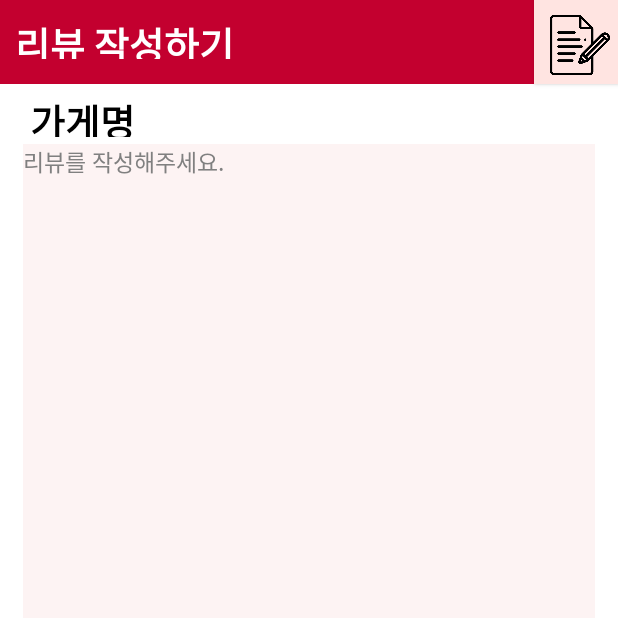
After one commit to Sucheolishin/project1, an Android app: the WriteActivity screen opened directly, with no data from a screen before it, on a phone screen of 412 x 824 dp, the top half of it. The commit adds this screen. Run offline under Robolectric (Android 15) with nearby library versions, the phone set to English and light mode, and no system bars.

Commit message:
review write, map marker added, connections

```diff
--- a/please/app/src/main/AndroidManifest.xml
+++ b/please/app/src/main/AndroidManifest.xml
@@ -39,6 +39,7 @@
         <activity android:name=".NoticeActivity"/>
         <activity android:name=".ReviewActivity"/>
         <activity android:name=".PickActivity"/>
+        <activity android:name=".WriteActivity"/>
         <meta-data android:name="com.kakao.sdk.AppKey"
             android:value="9a28aaeb10e93882b5c7d493e00c2905"/>
     </application>
--- a/please/app/src/main/java/com/chobo/please/LoginActivity.java
+++ b/please/app/src/main/java/com/chobo/please/LoginActivity.java
@@ -72,6 +72,7 @@ public class LoginActivity extends Activity {
                     // 로그인 하면서 사용자 정보 넘기기
                     intent.putExtra("userID", userid);
                     intent.putExtra("userPassword", userPassword);
+                    finish();
                     startActivity(intent);
                 }
                 else{
@@ -85,6 +86,7 @@ public class LoginActivity extends Activity {
             public void onClick(View view) {
                 Intent intent = new Intent(getApplicationContext(),RegisterActivity.class);
                 startActivity(intent);
+                finish();
             }
         });
     }
--- a/please/app/src/main/java/com/chobo/please/UserAPI.java
+++ b/please/app/src/main/java/com/chobo/please/UserAPI.java
@@ -3,6 +3,7 @@ package com.chobo.please;
 import retrofit2.Call;
 import retrofit2.http.Body;
 
+import retrofit2.http.GET;
 import retrofit2.http.POST;
 import retrofit2.http.PUT;
 import retrofit2.http.Path;
@@ -12,6 +13,6 @@ public interface UserAPI {
     Call<Boolean> register(@Body User user);      //해당 API는 바디가 필요함. 바디를 넣어주어야 한다고 인지시켜줌
     @PUT("/user/register/{id}/{password}/{name}")
     Call<Boolean> insertUser(@Path("id")String id,@Path("password")String password, @Path("name")String name);
-    @POST("/user/names")
-    Call<String> names(@Body User user);
+    @GET("/user/getUserName/{id}")
+    Call<String> getUserName(@Path("id")String id);
 }
--- /dev/null
+++ b/please/app/src/main/java/com/chobo/please/WriteActivity.java
@@ -0,0 +1,16 @@
+package com.chobo.please;
+
+import android.app.Activity;
+import android.os.Bundle;
+import android.widget.TextView;
+
+public class WriteActivity extends Activity {
+    @Override
+    protected void onCreate(Bundle savedInstanceState) {
+        super.onCreate(savedInstanceState);
+        setContentView(R.layout.activity_write);
+
+    /*    TextView shopName = findViewById(R.id.post_text);*/
+    /*    shopName.setText(getIntent().getStringExtra("postName"));*/
+    }
+}
--- /dev/null
+++ b/please/app/src/main/res/layout/activity_write.xml
@@ -0,0 +1,89 @@
+<?xml version="1.0" encoding="utf-8"?>
+<!-- 마이페이지 -->
+<RelativeLayout
+    xmlns:android="http://schemas.android.com/apk/res/android"
+    android:id="@+id/write"
+    android:layout_width="match_parent"
+    android:layout_height="match_parent"
+    android:clipToOutline="true"
+    android:background="@drawable/layout">
+    <!-- upper_bar -->
+    <View
+        android:id="@+id/upper_bar4"
+        android:layout_width="match_parent"
+        android:layout_height="56dp"
+        android:layout_alignParentLeft="true"
+        android:layout_alignParentTop="true"
+        android:layout_alignParentRight="true"
+        android:layout_marginTop="0dp"
+        android:background="@drawable/upper_bar" />
+    <!-- upper_text -->
+    <TextView
+        android:id="@+id/upper_text4"
+        android:layout_width="match_parent"
+        android:layout_height="29dp"
+        android:layout_alignParentLeft="true"
+        android:layout_alignParentTop="true"
+        android:layout_marginTop="10dp"
+        android:layout_marginLeft="10dp"
+        android:gravity="center|left"
+        android:text="리뷰 작성하기"
+        android:textAppearance="@style/mainpage"
+        android:textStyle="bold"/>
+
+    <TextView
+        android:id="@+id/post_text"
+        android:layout_width="match_parent"
+        android:layout_height="30dp"
+        android:layout_alignParentLeft="true"
+        android:layout_alignParentTop="true"
+        android:layout_marginLeft="20dp"
+        android:layout_marginTop="61dp"
+        android:gravity="left"
+        android:text="가게명"
+        android:textAppearance="@style/ntask1name"
+        android:textStyle="bold" />
+
+    <EditText
+        android:id="@+id/review_text"
+        android:layout_width="match_parent"
+        android:layout_height="match_parent"
+        android:layout_alignParentLeft="true"
+        android:layout_alignParentTop="true"
+        android:layout_marginLeft="15dp"
+        android:layout_marginTop="96dp"
+        android:layout_marginRight="15dp"
+        android:layout_marginBottom="15dp"
+        android:background="#FDF3F3"
+        android:gravity="top|left"
+        android:hint="리뷰를 작성해주세요."
+        android:inputType="text"
+        android:maxLength="16"
+        android:selectAllOnFocus="true"
+        android:textAppearance="@style/Id_Ex"
+        android:textColor="@color/black"
+        android:textColorHint="#808080" />
+
+    <Button
+        android:id="@+id/review_back"
+        android:layout_width="56dp"
+        android:layout_height="56dp"
+        android:layout_alignParentTop="true"
+        android:layout_alignParentRight="true"
+        android:layout_marginTop="0dp"
+        android:layout_marginRight="0dp"
+        android:background="#FFE4E1" />
+
+    <View
+        android:id="@+id/review_write"
+        android:layout_width="40dp"
+        android:layout_height="40dp"
+        android:layout_alignParentTop="true"
+        android:layout_alignParentRight="true"
+        android:layout_marginTop="10dp"
+        android:layout_marginRight="5dp"
+        android:background="@drawable/reviews"
+        android:translationZ="2dp" />
+
+
+</RelativeLayout>
```
Also changed, not shown: please/app/src/main/java/com/chobo/please/MainActivity.java (+95 -35 lines), please/app/src/main/java/com/chobo/please/Post.java (added, +33 -0 lines), please/app/src/main/java/com/chobo/please/PostAPI.java (added, +12 -0 lines), please/app/src/main/res/layout/activity_main.xml (+7 -25 lines), please/app/src/main/res/drawable/reviews.png (added), please/app/src/main/res/drawable/shopimage.png (deleted).
